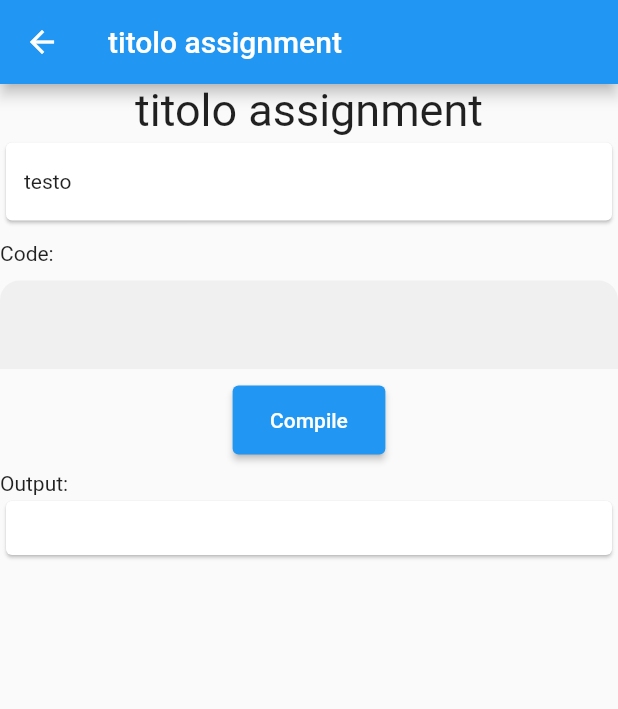
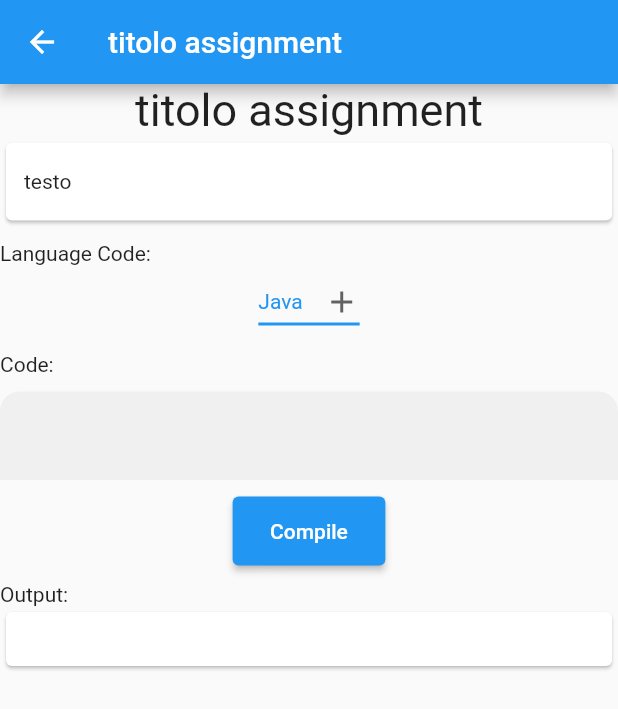
Before and after one commit to BrunoFrancesco97/Software_Architectures, a Flutter app: the AssignmentScreen screen opened directly, after a tap on "Compile", on a phone screen of 412 x 824 dp. Shown: the top 709 px of the screen. Run offline on Flutter 3.47's test engine with Material 2 defaults, Android fonts, the phone set to English and light mode, and no system bars; our stand-ins replace dio, url_strategy; missing offline and left inert: adaptive_navigation, path_to_regexp, window_size.

Commit message:
commit change icon in main

```diff
--- a/Task 3/app/lib/src/screens/assignment_details.dart
+++ b/Task 3/app/lib/src/screens/assignment_details.dart
@@ -11,6 +11,8 @@ import 'package:url_launcher/link.dart';
 
 import '../data.dart';
 import 'course_details.dart';
+
+const List<String> list = <String>['Java', 'C', 'C++', 'Python'];
 
 class AssignmentScreen extends StatefulWidget {
   final Assignment? book;
@@ -26,9 +28,10 @@ class AssignmentScreen extends StatefulWidget {
 
 class _AssignmentScreenState extends State<AssignmentScreen> {
   @override
-
+  int count = 0;
   String _currentWeather = "";
   bool apiCall = false; // New variable
+  String dropdownValue = list.first;
 
   void _testAPI() {
     var api = new ApiService();
@@ -86,6 +89,39 @@ class _AssignmentScreenState extends State<AssignmentScreen> {
                       Center(
                         child: SizedBox(
                           width: 800.0,
+                          child: Text('Language Code:'),
+                        ),
+                      ),
+                      Center(
+                        child : SizedBox(
+                            child: DropdownButton<String>(
+                              value: dropdownValue,
+                              icon: const Icon(Icons.add),
+                              elevation: 16,
+                              style: const TextStyle(color: Colors.blue),
+                              underline: Container(
+                                height: 2,
+                                color: Colors.blue,
+                              ),
+                              onChanged: (String? value) {
+                                // This is called when the user selects an item.
+                                setState(() {
+                                  dropdownValue = value!;
+                                });
+                              },
+                              items: list.map<DropdownMenuItem<String>>((String value) {
+                                return DropdownMenuItem<String>(
+                                  value: value,
+                                  child: Text(value),
+                                );
+                              }).toList(),
+                            ),
+                        ),
+                      ),
+                      SizedBox(height: 10),
+                      Center(
+                        child: SizedBox(
+                          width: 800.0,
                            child: Text('Code:'),
                         ),
                       ),
@@ -96,6 +132,7 @@ class _AssignmentScreenState extends State<AssignmentScreen> {
                           child: TextField(
                             keyboardType: TextInputType.multiline,
                             maxLines: null,
+                            //controller: _textExercise,
                             decoration: InputDecoration(
                                 filled: true,
                                 //fillColor: Colors.grey,
@@ -132,7 +169,10 @@ class _AssignmentScreenState extends State<AssignmentScreen> {
                         setState((){
                           apiCall=true; // Set state like this
                         });
-                        _testAPI();
+                        if(count == 0){
+                          _testAPI();
+                          count=count+1;
+                        }
                       },
                       child: const Text('Compile'),
                       ),
@@ -269,7 +309,7 @@ class BookDetailsScreen extends StatelessWidget {
             )*/
 
             /*Text(
-              book!.author.name,
+              book!.author.name, <---------------
               style: Theme.of(context).textTheme.titleMedium,
             ),
             TextButton(
--- a/Task 3/app/lib/src/screens/scaffold.dart
+++ b/Task 3/app/lib/src/screens/scaffold.dart
@@ -30,15 +30,15 @@ class BookstoreScaffold extends StatelessWidget {
         destinations: const [
           AdaptiveScaffoldDestination(
             title: 'Assignments',
+            icon: Icons.list,
+          ),
+          AdaptiveScaffoldDestination(
+            title: 'Courses',
             icon: Icons.book,
           ),
           AdaptiveScaffoldDestination(
-            title: 'Courses',
+            title: 'Settings',
             icon: Icons.person,
-          ),
-          AdaptiveScaffoldDestination(
-            title: 'Settings',
-            icon: Icons.settings,
           ),
         ],
       ),
--- a/Task 3/app/lib/src/widgets/course_list.dart
+++ b/Task 3/app/lib/src/widgets/course_list.dart
@@ -21,7 +21,7 @@ class CourseList extends StatelessWidget {
         itemCount: courses.length,
         itemBuilder: (context, index) => ListTile(
           title: Text(
-            courses[index].name,
+            courses[index].name, //<-- nome lista corsi
           ),
           subtitle: Text(
             '${courses[index].assignments.length} books',
```
